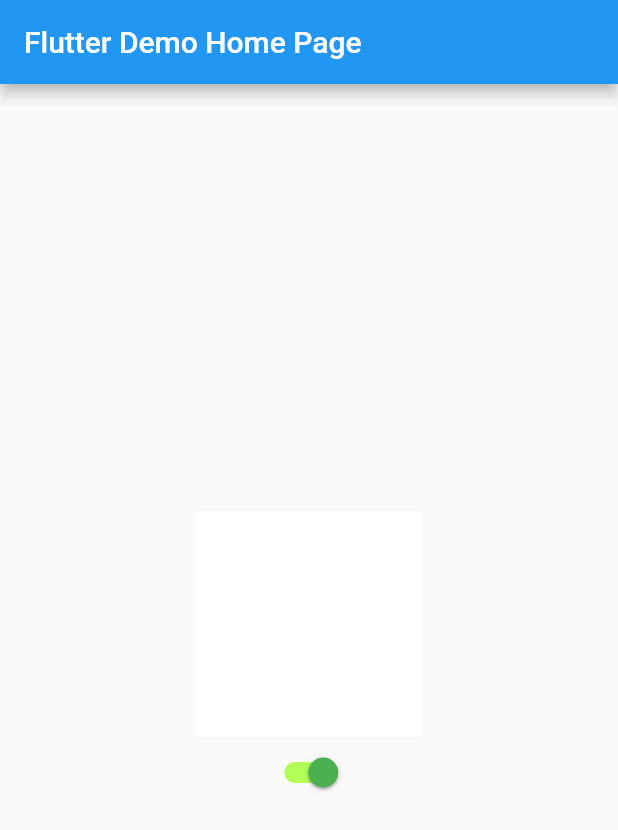
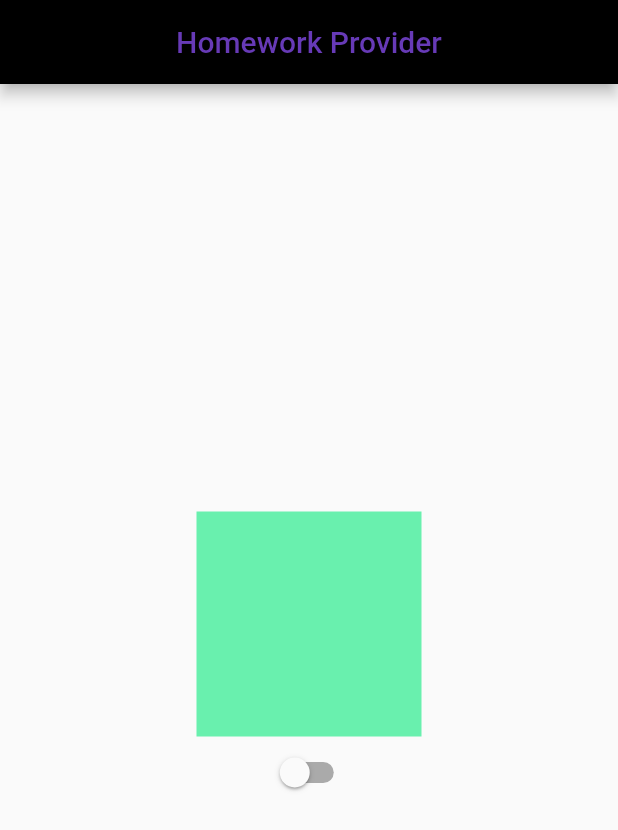
Before and after one commit to comerc/provider_dz, a Flutter app: the screen it shows after launch, on a phone screen of 412 x 824 dp. Shown: the top 830 px of the screen. Run offline on Flutter 3.47's test engine with Material 2 defaults, Android fonts, the phone set to English and light mode, and no system bars.

Commit message:
Make code-review

```diff
--- /dev/null
+++ b/lib/import.dart
@@ -0,0 +1,3 @@
+export 'main.dart';
+export 'models/home_screen.dart';
+export 'screens/home.dart';
--- a/lib/main.dart
+++ b/lib/main.dart
@@ -1,65 +1,30 @@
 import 'package:flutter/material.dart';
 import 'package:provider/provider.dart';
+import 'package:provider_dz/import.dart';
 
-import 'model.dart';
+const kTitle = 'Homework Provider';
 
 void main() {
-  runApp(MyApp());
+  runApp(App());
 }
 
-class MyApp extends StatelessWidget {
-  // This widget is the root of your application.
+class App extends StatelessWidget {
   @override
   Widget build(BuildContext context) {
-    return ChangeNotifierProvider<MyColor>(
-      create: (context) => MyColor(),
-      child: MaterialApp(
-        title: 'Flutter Demo',
-        theme: ThemeData(
-          primarySwatch: Colors.blue,
-          visualDensity: VisualDensity.adaptivePlatformDensity,
-        ),
-        home: MyHomePage(),
+    return MaterialApp(
+      builder: (BuildContext context, Widget widget) {
+        return ChangeNotifierProvider<HomeScreenModel>(
+          create: (context) => HomeScreenModel(),
+          child: widget,
+        );
+      },
+      title: kTitle,
+      theme: ThemeData(
+        primaryColor: Colors.black,
+        primarySwatch: Colors.blue,
+        visualDensity: VisualDensity.adaptivePlatformDensity,
       ),
+      home: HomeScreen(),
     );
   }
 }
-
-class MyHomePage extends StatelessWidget {
-  final String title = "Flutter Demo Home Page";
-
-  @override
-  Widget build(BuildContext context) {
-    return Scaffold(
-      appBar: AppBar(
-        title: Text(
-          this.title,
-          style: TextStyle(
-            color: context.watch<MyColor>().getAppBarColor,
-          ),
-        ),
-      ),
-      body: Center(
-        child: Column(
-          mainAxisAlignment: MainAxisAlignment.center,
-          children: [
-            AnimatedContainer(
-              width: 150,
-              height: 150,
-              duration: Duration(milliseconds: 300),
-              color: context.watch<MyColor>().getAnimatedContainerColor,
-            ),
-            Switch(
-              value: context.watch<MyColor>().isSwitchedValue,
-              onChanged: (value) {
-                context.read<MyColor>().changeColors(value);
-              },
-              activeTrackColor: Colors.lightGreenAccent,
-              activeColor: Colors.green,
-            )
-          ],
-        ),
-      ),
-    );
-  }
-}
--- a/lib/model.dart
+++ /dev/null
@@ -1,30 +0,0 @@
-import 'dart:math';
-import 'package:flutter/material.dart';
-
-class MyColor with ChangeNotifier {
-  final Random _random = Random();
-
-  bool _isSwitched = true;
-
-  Color _color = Color(0xFFFFFFFF);
-
-  Color get getAppBarColor => _color;
-
-  Color get getAnimatedContainerColor => _color;
-
-  bool get isSwitchedValue => _isSwitched;
-
-  void changeColors(bool isSwitched) {
-    if (_isSwitched != isSwitched) {
-      _isSwitched = isSwitched;
-      _color = Color.fromRGBO(
-        _random.nextInt(256),
-        _random.nextInt(256),
-        _random.nextInt(256),
-        1,
-      );
-    }
-
-    notifyListeners();
-  }
-}
--- /dev/null
+++ b/lib/models/home_screen.dart
@@ -0,0 +1,36 @@
+import 'dart:math';
+import 'package:flutter/material.dart';
+
+class HomeScreenModel with ChangeNotifier {
+  final Random _random = Random();
+
+  bool _isEnabled = false;
+
+  Color _appBarColor = Colors.deepPurple;
+
+  Color _containerColor = Colors.greenAccent;
+
+  Color get appBarColor => _appBarColor;
+
+  Color get containerColor => _containerColor;
+
+  bool get isEnabled => _isEnabled;
+
+  set isEnabled(bool value) {
+    if (_isEnabled != value) {
+      _isEnabled = value;
+      _appBarColor = _getRandomColor();
+      _containerColor = _getRandomColor();
+      notifyListeners();
+    }
+  }
+
+  Color _getRandomColor() {
+    return Color.fromRGBO(
+      _random.nextInt(256),
+      _random.nextInt(256),
+      _random.nextInt(256),
+      1,
+    );
+  }
+}
--- /dev/null
+++ b/lib/screens/home.dart
@@ -0,0 +1,41 @@
+import 'package:flutter/material.dart';
+import 'package:provider/provider.dart';
+import 'package:provider_dz/import.dart';
+
+class HomeScreen extends StatelessWidget {
+  @override
+  Widget build(BuildContext context) {
+    final model = Provider.of<HomeScreenModel>(context);
+    return Scaffold(
+      appBar: AppBar(
+        title: Center(
+          child: Text(
+            kTitle,
+            style: TextStyle(
+              color: model.appBarColor,
+            ),
+          ),
+        ),
+      ),
+      body: Center(
+        child: Column(
+          mainAxisAlignment: MainAxisAlignment.center,
+          children: [
+            AnimatedContainer(
+              width: 150,
+              height: 150,
+              duration: Duration(milliseconds: 300),
+              color: model.containerColor,
+            ),
+            Switch(
+              value: model.isEnabled,
+              onChanged: (bool value) {
+                model.isEnabled = value;
+              },
+            ),
+          ],
+        ),
+      ),
+    );
+  }
+}
```
Also changed, not shown: analysis_options.yaml (added, +52 -0 lines), pubspec.yaml (+3 -8 lines), pubspec.lock, 2 other files.
